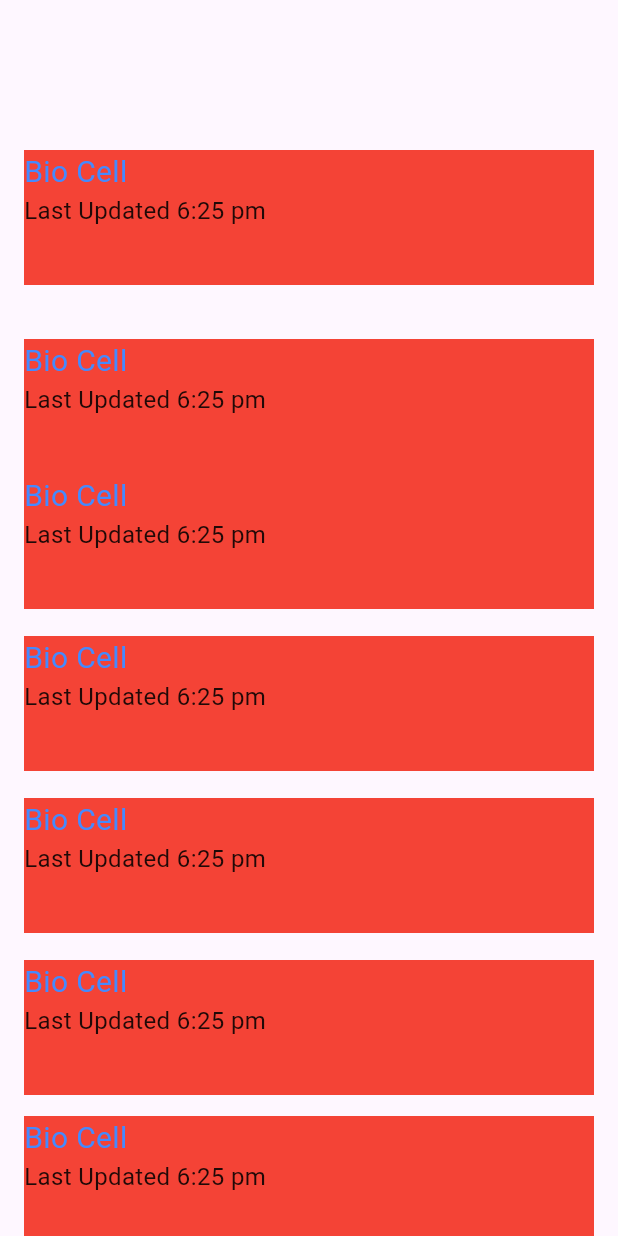
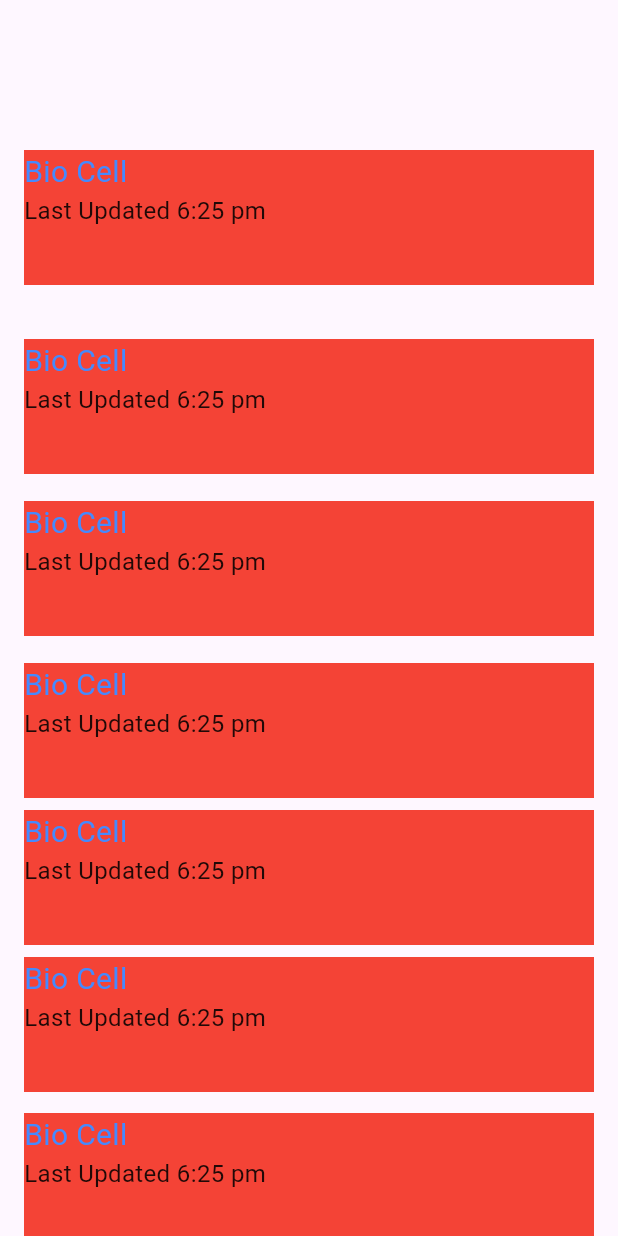
Before and after one commit to Saeed1386Eslami/thermocall, a Flutter app: the screen it shows after launch, on a phone screen of 412 x 824 dp. Run offline on Flutter 3.47's test engine with Material 3 defaults, Android fonts, the light colour scheme and no system bars; missing offline and left inert: dart:ffi.

```diff
--- a/lib/login/view/home.dart
+++ b/lib/login/view/home.dart
@@ -26,7 +26,8 @@ class FristPage extends StatelessWidget {
                   padding: EdgeInsets.only(
                 bottom: 18,
               )),
-              Freezer(freezer_name: "Bio Cell", Update: "Last Updated 6:25 pm"),
+              Freezer(freezer_name: "Bio Cell", Update: "Last Updated 6:25 pm"),Padding(
+                      padding: EdgeInsets.only(bottom:18,)              ),
               Freezer(freezer_name: "Bio Cell", Update: "Last Updated 6:25 pm"),
               Padding(
                   padding: EdgeInsets.only(
@@ -35,12 +36,12 @@ class FristPage extends StatelessWidget {
               Freezer(freezer_name: "Bio Cell", Update: "Last Updated 6:25 pm"),
               Padding(
                   padding: EdgeInsets.only(
-                bottom: 18,
+                bottom: 8,
               )),
               Freezer(freezer_name: "Bio Cell", Update: "Last Updated 6:25 pm"),
               Padding(
                   padding: EdgeInsets.only(
-                bottom: 18,
+                bottom:8,
               )),
               Freezer(freezer_name: "Bio Cell", Update: "Last Updated 6:25 pm"),
               Padding(
```
